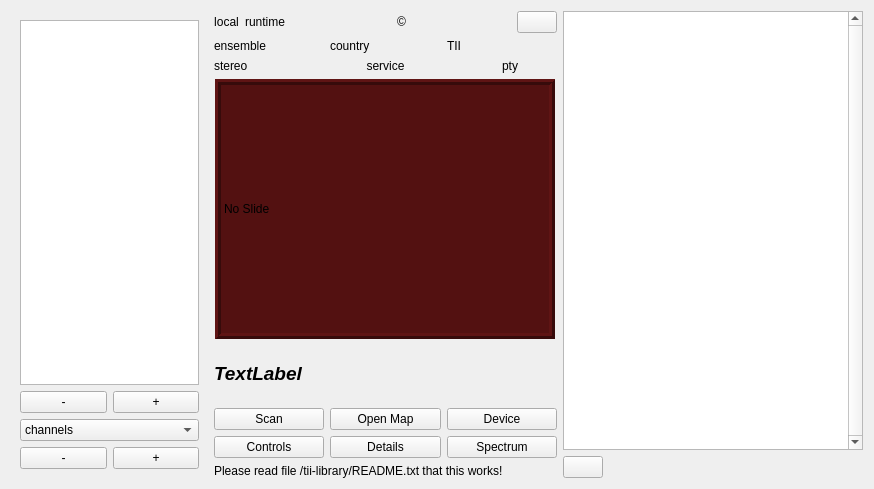
This is forms/dabradio.ui in tomneda/DABstar as Qt 5 draws it before an edit. The edited form follows.
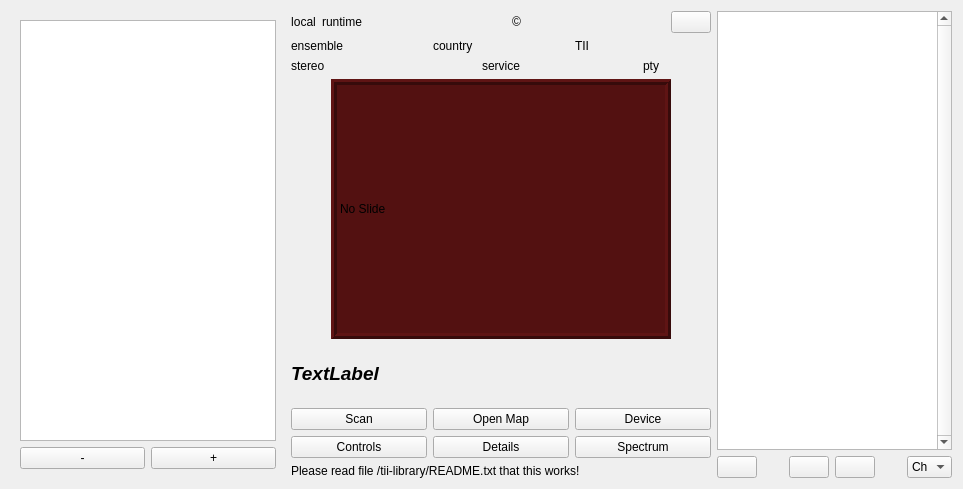
This is the edited form. Icons and pictures are not drawn.

Commit message: Adapt Service buttons

The edit to the form file:
```diff
--- a/forms/dabradio.ui
+++ b/forms/dabradio.ui
@@ -6,7 +6,7 @@
    <rect>
     <x>0</x>
     <y>0</y>
-    <width>874</width>
+    <width>963</width>
     <height>489</height>
    </rect>
   </property>
@@ -51,41 +51,7 @@
          <layout class="QHBoxLayout" name="horizontalLayout_4"/>
         </item>
         <item>
-         <layout class="QHBoxLayout" name="horizontalLayout_2">
-          <item>
-           <widget class="QPushButton" name="prevServiceButton">
-            <property name="toolTip">
-             <string>&lt;html&gt;&lt;head&gt;&lt;/head&gt;&lt;body&gt;
-&lt;p&gt;Select the previous service on the list of services&lt;br /&gt;(the previous one of the first element is the last element of the list).&lt;/p&gt;&lt;/body&gt;&lt;/html&gt;</string>
-            </property>
-            <property name="text">
-             <string>-</string>
-            </property>
-           </widget>
-          </item>
-          <item>
-           <widget class="QPushButton" name="nextServiceButton">
-            <property name="toolTip">
-             <string>&lt;html&gt;&lt;head /&gt; &lt;body&gt;&lt;p&gt;Select the next service on the list of services &lt;br /&gt;(the next of the last element is the first element).&lt;/body&gt;&lt;/html&gt;</string>
-            </property>
-            <property name="text">
-             <string>+</string>
-            </property>
-           </widget>
-          </item>
-         </layout>
-        </item>
-        <item>
-         <widget class="QComboBox" name="channelSelector">
-          <property name="toolTip">
-           <string>Channel selector.</string>
-          </property>
-          <item>
-           <property name="text">
-            <string>channels</string>
-           </property>
-          </item>
-         </widget>
+         <layout class="QHBoxLayout" name="horizontalLayout_2"/>
         </item>
         <item>
          <layout class="QHBoxLayout" name="horizontalLayout_8">
@@ -428,12 +394,6 @@
     <layout class="QVBoxLayout" name="verticalLayout_4">
      <item>
       <widget class="QTableView" name="tblServiceList">
-       <property name="minimumSize">
-        <size>
-         <width>300</width>
-         <height>0</height>
-        </size>
-       </property>
        <property name="verticalScrollBarPolicy">
         <enum>Qt::ScrollBarAlwaysOn</enum>
        </property>
@@ -457,6 +417,53 @@
          </property>
         </widget>
        </item>
+       <item>
+        <spacer name="horizontalSpacer_6">
+         <property name="orientation">
+          <enum>Qt::Horizontal</enum>
+         </property>
+         <property name="sizeHint" stdset="0">
+          <size>
+           <width>0</width>
+           <height>0</height>
+          </size>
+         </property>
+        </spacer>
+       </item>
+       <item>
+        <widget class="QPushButton" name="btnPrevService">
+         <property name="toolTip">
+          <string>&lt;html&gt;&lt;head/&gt;&lt;body&gt;&lt;p&gt;Step one service up in current channel (Ensemble)&lt;br/&gt;&lt;/p&gt;&lt;/body&gt;&lt;/html&gt;</string>
+         </property>
+         <property name="icon">
+          <iconset resource="../resources.qrc">
+           <normaloff>:/res/icons/up24.png</normaloff>:/res/icons/up24.png</iconset>
+         </property>
+         <property name="iconSize">
+          <size>
+           <width>24</width>
+           <height>24</height>
+          </size>
+         </property>
+        </widget>
+       </item>
+       <item>
+        <widget class="QPushButton" name="btnNextService">
+         <property name="toolTip">
+          <string>&lt;html&gt;&lt;head/&gt;&lt;body&gt;&lt;p&gt;Step one service down in current channel (Ensemble)&lt;/p&gt;&lt;/body&gt;&lt;/html&gt;</string>
+         </property>
+         <property name="icon">
+          <iconset resource="../resources.qrc">
+           <normaloff>:/res/icons/down24.png</normaloff>:/res/icons/down24.png</iconset>
+         </property>
+         <property name="iconSize">
+          <size>
+           <width>24</width>
+           <height>24</height>
+          </size>
+         </property>
+        </widget>
+       </item>
        <item>
         <spacer name="horizontalSpacer_5">
          <property name="orientation">
@@ -464,12 +471,24 @@
          </property>
          <property name="sizeHint" stdset="0">
           <size>
-           <width>40</width>
-           <height>20</height>
+           <width>0</width>
+           <height>0</height>
           </size>
          </property>
         </spacer>
        </item>
+       <item>
+        <widget class="QComboBox" name="channelSelector">
+         <property name="toolTip">
+          <string>&lt;html&gt;&lt;head/&gt;&lt;body&gt;&lt;p&gt;Direct channel selector&lt;/p&gt;&lt;/body&gt;&lt;/html&gt;</string>
+         </property>
+         <item>
+          <property name="text">
+           <string>Ch</string>
+          </property>
+         </item>
+        </widget>
+       </item>
       </layout>
      </item>
     </layout>
```
Left out of the diff: 2 changed lines with no effect on the pictures. The commit also changes 8 other files.
